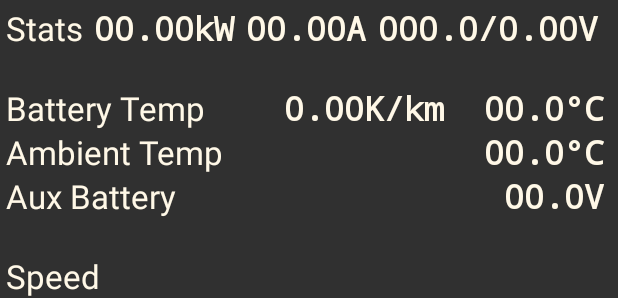
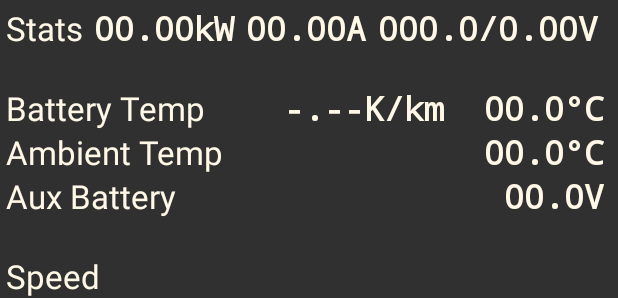
Before and after one commit to DanielH1987/HONDAeInsight, an Android app: the layout activity_communicate.xml on its own in the app's theme, with its tools: preview values and no code run, on a phone screen of 412 x 824 dp. Shown: the part 411-709 px from the top of the screen. Run offline under Robolectric (Android 15) with nearby library versions, the phone set to English and light mode, and no system bars.

Commit message:
fix: BatTempChange

```diff
--- a/app/src/main/res/layout/activity_communicate.xml
+++ b/app/src/main/res/layout/activity_communicate.xml
@@ -367,7 +367,7 @@
                         android:layout_height="wrap_content"
                         android:layout_weight="1"
                         android:fontFamily="monospace"
-                        android:text="0.00K/km"
+                        android:text="-.--K/km"
                         android:textAlignment="textEnd"
                         android:textAppearance="@style/TextAppearance.AppCompat.Large"
                         android:textStyle="bold" />
```
